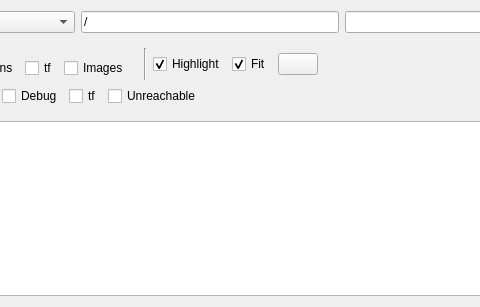
ros-visualization/rqt_graph, file resource/RosGraph.ui: the form before one commit; both pictures show x 241 to 721 and y 0 to 307 of the 1298 by 307 pixel window.
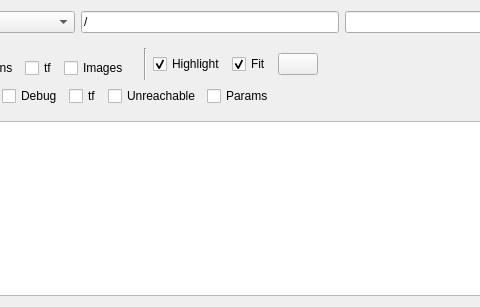
The form after the commit. Custom widgets are drawn as their Qt base class.

Commit message:
Added a checkbox to hide topics added by ros/dynamic_reconfigure.
Parameter topics include /parameter_descriptions and /parameter_updates.

Patch:
```diff
--- a/resource/RosGraph.ui
+++ b/resource/RosGraph.ui
@@ -329,6 +329,16 @@
            </property>
           </widget>
          </item>
+         <item>
+          <widget class="QCheckBox" name="hide_dynamic_reconfigure_check_box">
+           <property name="toolTip">
+            <string>Hide dynamic reconfigure's parameter topics</string>
+           </property>
+           <property name="text">
+            <string>Params</string>
+           </property>
+          </widget>
+         </item>
          <item>
           <spacer name="horizontalSpacer_3">
            <property name="orientation">
```
The commit also changes 2 other files.
